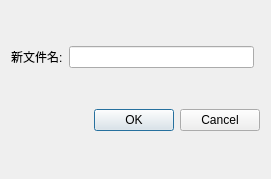
Qt form obs/forms/YDBFileName.ui (sunwenjieIT/wenjie-obs-personal) before a commit.
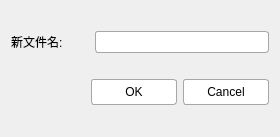
The same form after that commit.

The edit to the form file:
```diff
--- a/obs/forms/YDBFileName.ui
+++ b/obs/forms/YDBFileName.ui
@@ -6,8 +6,8 @@
    <rect>
     <x>0</x>
     <y>0</y>
-    <width>271</width>
-    <height>179</height>
+    <width>280</width>
+    <height>137</height>
    </rect>
   </property>
   <property name="windowTitle">
@@ -16,6 +16,24 @@
   <layout class="QGridLayout" name="gridLayout_2">
    <item row="2" column="0" colspan="3">
     <widget class="QDialogButtonBox" name="buttonBox">
+     <property name="styleSheet">
+      <string notr="true">QPushButton{
+	border: 1px solid #A7A7A7;
+	border-radius:3px;
+	color: rgb(0, 0, 0);
+	background-color: rgb(255, 255, 255);	
+	height: 20px;
+	min-width:80px;
+	padding: 2 2px;
+}
+QPushButton:hover{
+	background-color: rgb(190, 231, 253);
+}
+QPushButton:pressed{
+	background-color: rgb(235, 236, 237);
+	border: 1px solid #A7A7A7;
+}</string>
+     </property>
      <property name="orientation">
       <enum>Qt::Horizontal</enum>
      </property>
@@ -26,13 +44,28 @@
    </item>
    <item row="1" column="0">
     <widget class="QLabel" name="label">
+     <property name="maximumSize">
+      <size>
+       <width>78</width>
+       <height>16777215</height>
+      </size>
+     </property>
      <property name="text">
       <string>新文件名:</string>
      </property>
     </widget>
    </item>
-   <item row="1" column="1">
-    <widget class="QLineEdit" name="fileNameEdit"/>
+   <item row="1" column="1" colspan="2">
+    <widget class="QLineEdit" name="fileNameEdit">
+     <property name="styleSheet">
+      <string notr="true">QLineEdit{
+	border: 1px solid #A7A7A7;
+	border-radius:3px;
+	height:20px;
+}
+</string>
+     </property>
+    </widget>
    </item>
   </layout>
  </widget>
```
Left out of the diff: 2 changed lines with no effect on the pictures.
